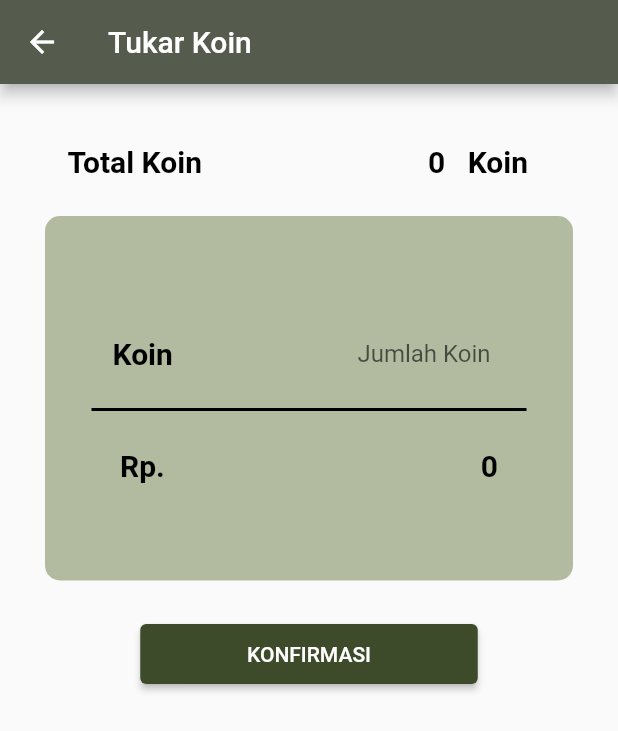
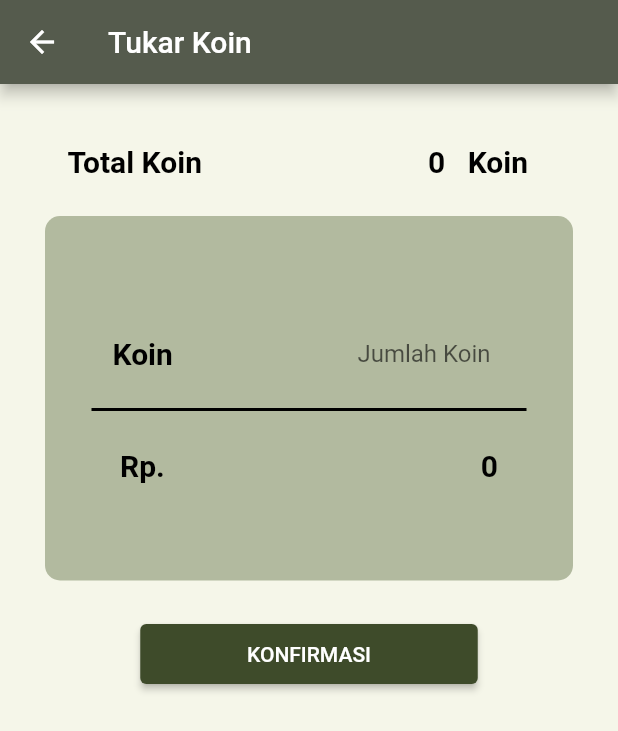
Before and after one commit to finnchristoffer/JemputAh-App-Driver, a Flutter app: the TukarScreen screen opened directly, on a phone screen of 412 x 824 dp. Shown: the top 731 px of the screen. Run offline on Flutter 3.47's test engine with Material 2 defaults, Android fonts, the phone set to English and light mode, and no system bars; our stand-ins replace carousel_slider, cloud_firestore, firebase_auth, firebase_core; accounts and stored records are empty; Roboto replaces fonts that are missing (Poppins).

Commit message:
change bg color

```diff
--- a/lib/screens/tukar_screen.dart
+++ b/lib/screens/tukar_screen.dart
@@ -126,6 +126,7 @@ class TukarScreenState extends State<TukarScreen> {
     }
 
     return Scaffold(
+      backgroundColor: AppColors.backgroundGreen,
       appBar: AppBar(
         backgroundColor: AppColors.mainGreen,
         title: const Text('Tukar Koin'),
```
